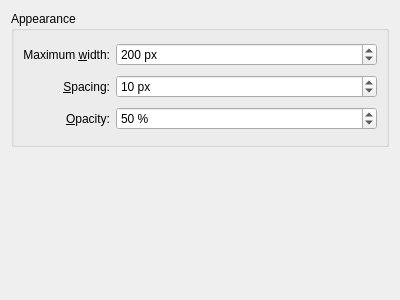
This is effects/thumbnailaside/thumbnailaside_config.ui in KDE/kwin as Qt 5 draws it before an edit. The edited form follows.
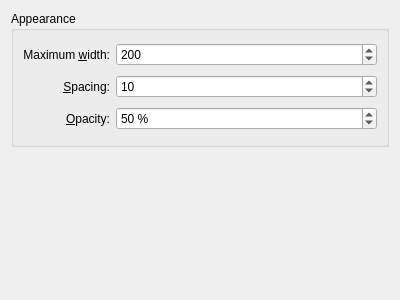
This is the edited form. Custom widgets are drawn as their Qt base class.

Commit message: Use KIntSpinBox instead of QSpinBox for better integration with KDE. As a bonus this allows to use plural suffix in spinboxes since KDE 4.3 if necessary.

```diff
--- a/effects/thumbnailaside/thumbnailaside_config.ui
+++ b/effects/thumbnailaside/thumbnailaside_config.ui
@@ -37,9 +37,6 @@
           <verstretch>0</verstretch>
          </sizepolicy>
         </property>
-        <property name="suffix" >
-         <string> px</string>
-        </property>
         <property name="maximum" >
          <number>500</number>
         </property>
@@ -69,9 +66,6 @@
           <verstretch>0</verstretch>
          </sizepolicy>
         </property>
-        <property name="suffix" >
-         <string> px</string>
-        </property>
         <property name="maximum" >
          <number>30</number>
         </property>
@@ -121,6 +115,11 @@
   </layout>
  </widget>
  <customwidgets>
+  <customwidget>
+   <class>KIntSpinBox</class>
+   <extends>QSpinBox</extends>
+   <header>knuminput.h</header>
+  </customwidget>
   <customwidget>
    <class>KWin::GlobalShortcutsEditor</class>
    <extends>QWidget</extends>
```
Left out of the diff: 6 changed lines with no effect on the pictures. The commit also changes 28 other files.
